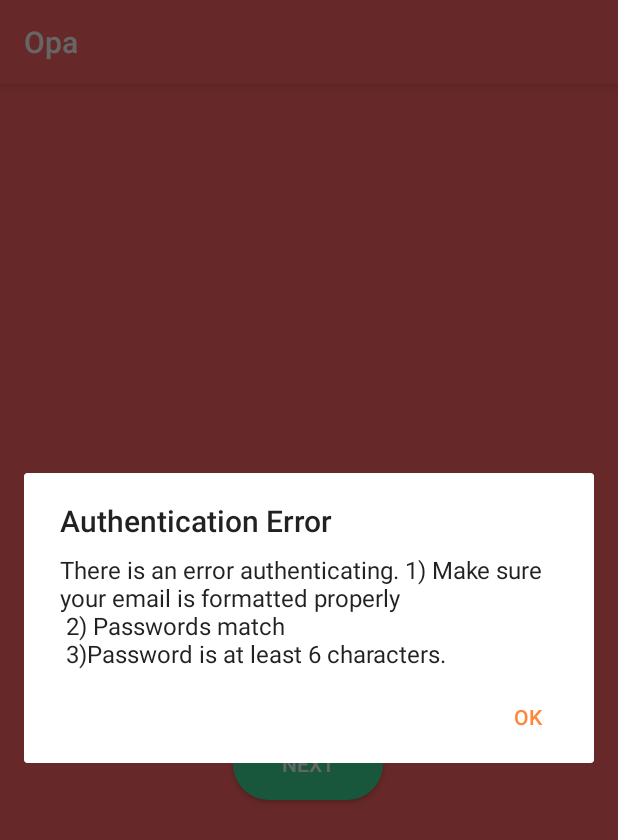
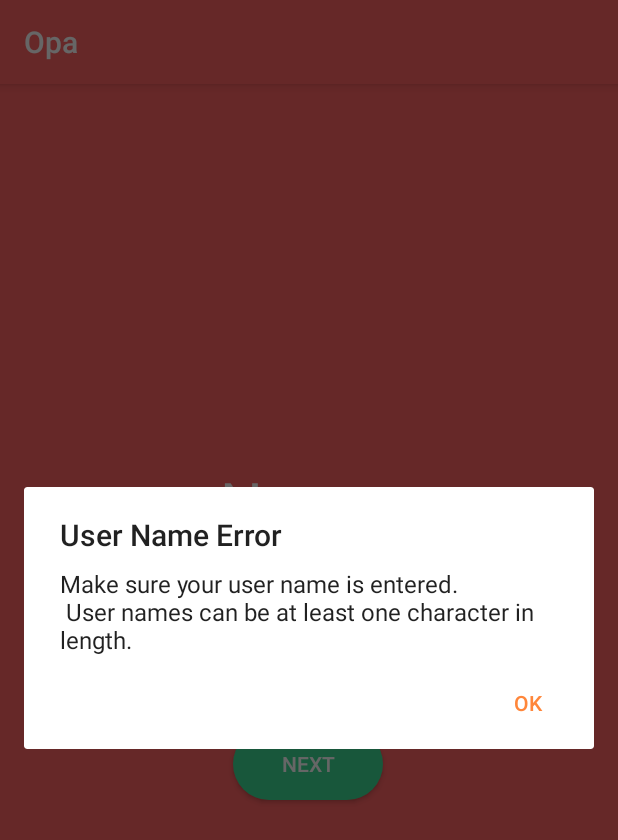
Before and after one commit to CS179i/Opa, an Android app: the GuestLoginActivity screen opened directly, with no data from a screen before it, after a tap on "NEXT", on a phone screen of 412 x 824 dp. Shown: the top 840 px of the screen. Run offline under Robolectric (Android 15) with nearby library versions, the phone set to English and light mode, and no system bars; our stand-ins replace Firebase (no records; nobody signed in at launch, a user with empty details on screens opened directly); Roboto replaces fonts that are not available here.

Commit message:
Commented out bug until db has been set up. Fixed error popup dialog box with proper message

```diff
--- a/app/src/main/java/com/example/opa/login_register/GuestLoginActivity.java
+++ b/app/src/main/java/com/example/opa/login_register/GuestLoginActivity.java
@@ -46,8 +46,9 @@ public class GuestLoginActivity extends AppCompatActivity {
                 }
                 else{
                     new AlertDialog.Builder(context)
-                                .setTitle("Authentication Error")
-                                .setMessage("There is an error authenticating. 1) Make sure your email is formatted properly \n 2) Passwords match \n 3)Password is at least 6 characters.")
+                        .setTitle("User Name Error")
+                        .setMessage("Make sure your user name is entered. " +
+                                "\n User names can be at least one character in length.")
                         .setPositiveButton(android.R.string.ok, null)
                         .show();
                 }
@@ -75,8 +76,9 @@ public class GuestLoginActivity extends AppCompatActivity {
     }
 
     private void writeNewGuestUser(String userId, String name) {
+        //TODO send new guest user data to database
         GuestUser guest = new GuestUser(userId, name);
-        mDatabase.child("guestUsers").child(userId).setValue(guest);
+        //mDatabase.child("guestUsers").child(userId).setValue(guest);
     }
 
 }
```
Also changed, not shown: app/src/main/java/com/example/opa/login_register/EventCodeActivity.java (+27 -4 lines). Lines whose indentation alone changed are shown as unchanged.
